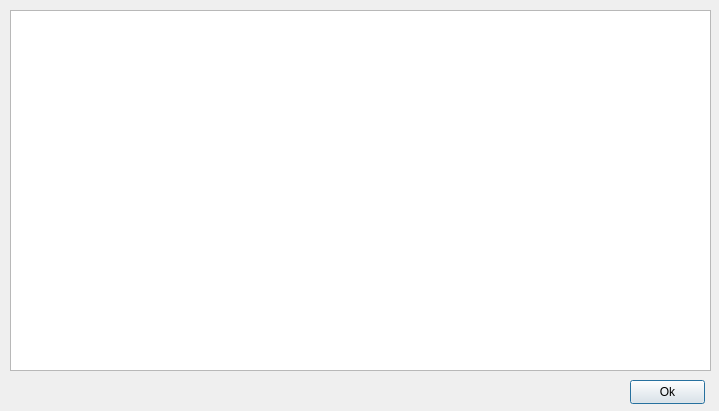
joaonc/hd_active, file assets/ui/log_dialog.ui: the form before one commit.
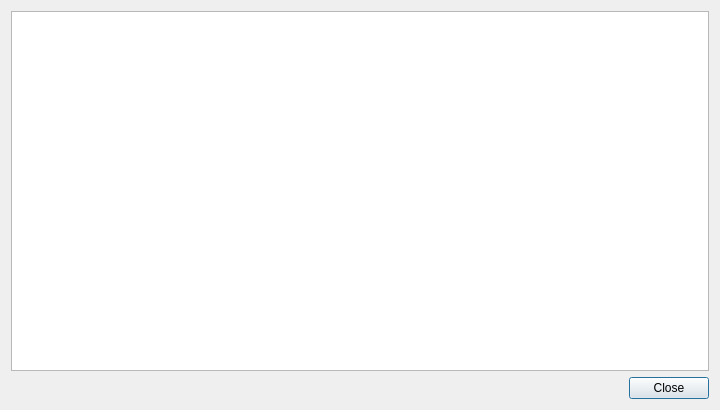
The form after the commit. Icons and pictures are not drawn.

```diff
--- a/assets/ui/log_dialog.ui
+++ b/assets/ui/log_dialog.ui
@@ -6,8 +6,8 @@
    <rect>
     <x>0</x>
     <y>0</y>
-    <width>719</width>
-    <height>411</height>
+    <width>720</width>
+    <height>410</height>
    </rect>
   </property>
   <property name="windowTitle">
@@ -17,29 +17,28 @@
    <iconset resource="../resources.qrc">
     <normaloff>:/images/hard_drive_icon.png</normaloff>:/images/hard_drive_icon.png</iconset>
   </property>
-  <widget class="QPushButton" name="ok_button">
-   <property name="geometry">
-    <rect>
-     <x>630</x>
-     <y>380</y>
-     <width>75</width>
-     <height>24</height>
-    </rect>
-   </property>
-   <property name="text">
-    <string>Ok</string>
-   </property>
-  </widget>
-  <widget class="QTextBrowser" name="log_textBrowser">
-   <property name="geometry">
-    <rect>
-     <x>10</x>
-     <y>10</y>
-     <width>701</width>
-     <height>361</height>
-    </rect>
-   </property>
-  </widget>
+  <layout class="QVBoxLayout" name="vertical_layout">
+   <item>
+    <widget class="QPlainTextEdit" name="log_text_edit">
+     <property name="lineWrapMode">
+      <enum>QPlainTextEdit::LineWrapMode::NoWrap</enum>
+     </property>
+     <property name="readOnly">
+      <bool>true</bool>
+     </property>
+     <property name="maximumBlockCount">
+      <number>1000</number>
+     </property>
+    </widget>
+   </item>
+   <item>
+    <widget class="QDialogButtonBox" name="button_box">
+     <property name="standardButtons">
+      <set>QDialogButtonBox::StandardButton::Close</set>
+     </property>
+    </widget>
+   </item>
+  </layout>
  </widget>
  <resources>
   <include location="../resources.qrc"/>
```
Left out of the diff: 9 changed lines with no effect on the pictures.
